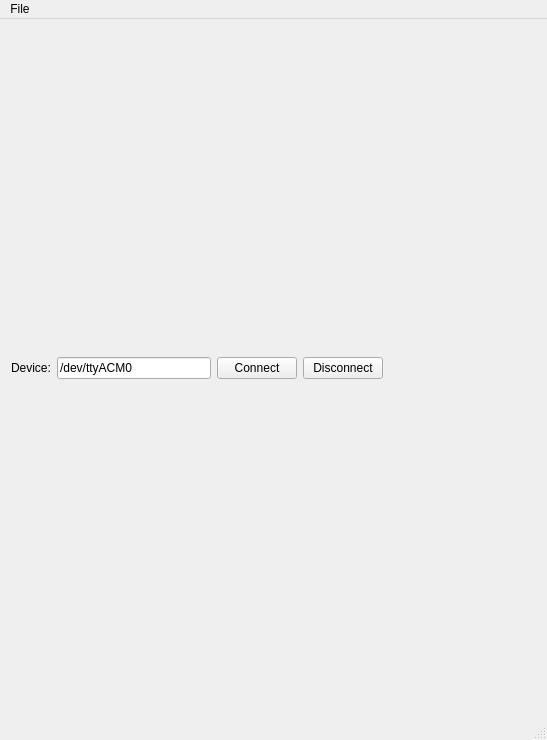
Above: linux/GUI/glovevizmainwindow.ui from ubi-agni/TactileGlove before the change. Below: the same form after it.
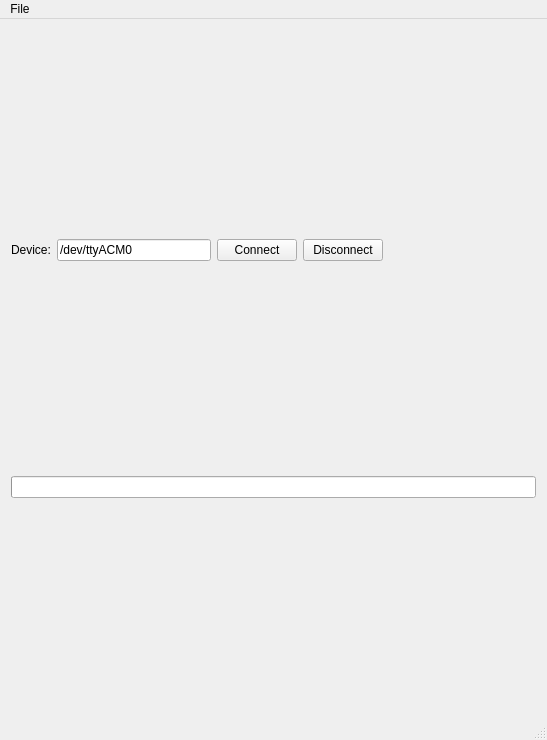
That is the form after the change.

Commit message: added progressBar to visualize goniometer value

```diff
--- a/linux/GUI/glovevizmainwindow.ui
+++ b/linux/GUI/glovevizmainwindow.ui
@@ -84,6 +84,19 @@
       </item>
      </layout>
     </item>
+    <item>
+     <widget class="QProgressBar" name="jointBar">
+      <property name="maximum">
+       <number>100</number>
+      </property>
+      <property name="value">
+       <number>0</number>
+      </property>
+      <property name="textVisible">
+       <bool>false</bool>
+      </property>
+     </widget>
+    </item>
    </layout>
   </widget>
   <widget class="QMenuBar" name="menuBar">
```
The commit also changes 2 other files.
